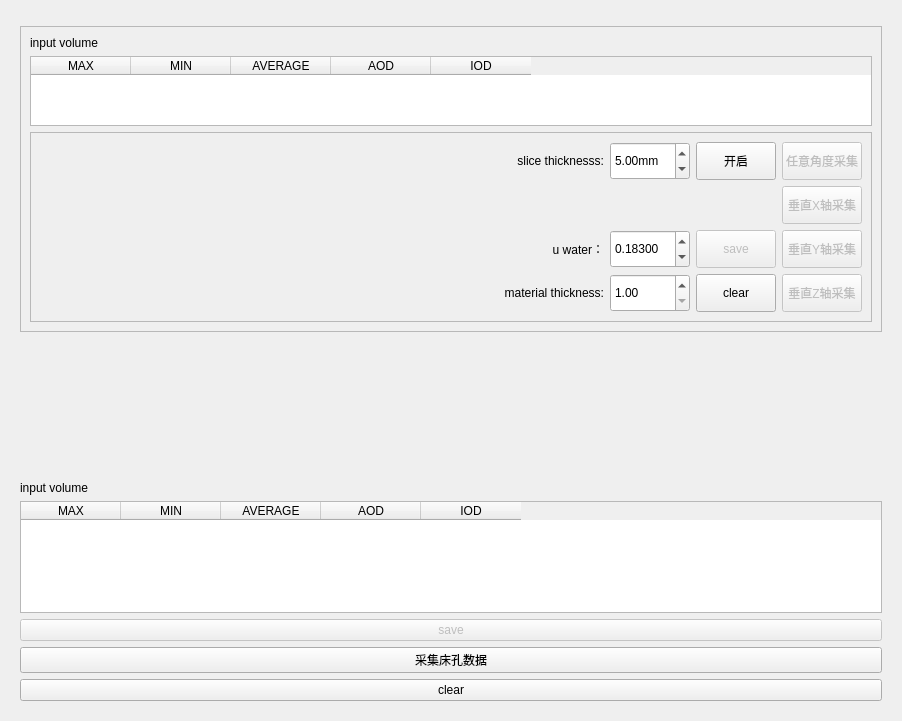
This is Calculus/Resources/UI/qSlicerCalculusModuleWidget.ui in qimo601/exStone as Qt 5 draws it before an edit. The edited form follows.
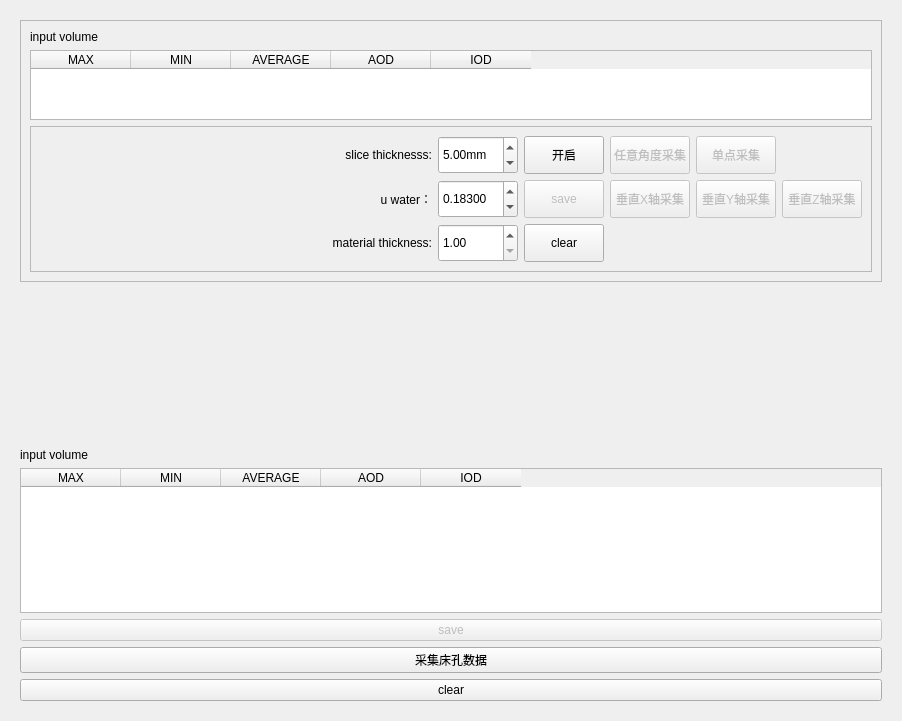
This is the edited form. Custom widgets are drawn as their Qt base class.

What changed in the file:
```diff
--- a/Calculus/Resources/UI/qSlicerCalculusModuleWidget.ui
+++ b/Calculus/Resources/UI/qSlicerCalculusModuleWidget.ui
@@ -19,10 +19,7 @@
      <property name="text" stdset="0">
       <string>Stone Data</string>
      </property>
-     <layout class="QVBoxLayout" name="verticalLayout_3" stretch="0,5">
-      <item>
-       <widget class="qSlicerCalculusFooBarWidget" name="FooBar" native="true"/>
-      </item>
+     <layout class="QVBoxLayout" name="verticalLayout_3" stretch="5">
       <item>
        <widget class="QFrame" name="comboxFrame">
         <property name="frameShape">
@@ -105,8 +102,71 @@
             <enum>QFrame::Raised</enum>
            </property>
            <layout class="QGridLayout" name="gridLayout">
-            <item row="0" column="6">
-             <widget class="QPushButton" name="acqStoneBtn">
+            <item row="3" column="3">
+             <widget class="QDoubleSpinBox" name="uWaterSpinBox">
+              <property name="minimumSize">
+               <size>
+                <width>80</width>
+                <height>38</height>
+               </size>
+              </property>
+              <property name="maximumSize">
+               <size>
+                <width>50</width>
+                <height>16777215</height>
+               </size>
+              </property>
+              <property name="decimals">
+               <number>5</number>
+              </property>
+              <property name="value">
+               <double>0.183000000000000</double>
+              </property>
+             </widget>
+            </item>
+            <item row="4" column="3">
+             <widget class="QDoubleSpinBox" name="materialThickSpinBox">
+              <property name="minimumSize">
+               <size>
+                <width>80</width>
+                <height>38</height>
+               </size>
+              </property>
+              <property name="maximumSize">
+               <size>
+                <width>50</width>
+                <height>16777215</height>
+               </size>
+              </property>
+              <property name="minimum">
+               <double>1.000000000000000</double>
+              </property>
+              <property name="maximum">
+               <double>20.000000000000000</double>
+              </property>
+             </widget>
+            </item>
+            <item row="4" column="6">
+             <widget class="QPushButton" name="clearButton_2">
+              <property name="minimumSize">
+               <size>
+                <width>80</width>
+                <height>38</height>
+               </size>
+              </property>
+              <property name="maximumSize">
+               <size>
+                <width>80</width>
+                <height>16777215</height>
+               </size>
+              </property>
+              <property name="text">
+               <string>clear</string>
+              </property>
+             </widget>
+            </item>
+            <item row="3" column="6">
+             <widget class="QPushButton" name="saveButton_2">
               <property name="enabled">
                <bool>false</bool>
               </property>
@@ -123,11 +183,11 @@
                </size>
               </property>
               <property name="text">
-               <string>任意角度采集</string>
+               <string>save</string>
               </property>
              </widget>
             </item>
-            <item row="0" column="2">
+            <item row="1" column="3">
              <widget class="QDoubleSpinBox" name="sliceThickSpinBox">
               <property name="minimumSize">
                <size>
@@ -155,13 +215,54 @@
               </property>
              </widget>
             </item>
-            <item row="3" column="6">
-             <widget class="QPushButton" name="y_verticalAcqStoneBtn">
+            <item row="1" column="6">
+             <widget class="QPushButton" name="openBtn">
               <property name="enabled">
+               <bool>true</bool>
+              </property>
+              <property name="minimumSize">
+               <size>
+                <width>80</width>
+                <height>38</height>
+               </size>
+              </property>
+              <property name="maximumSize">
+               <size>
+                <width>80</width>
+                <height>16777215</height>
+               </size>
+              </property>
+              <property name="text">
+               <string>开启</string>
+              </property>
+              <property name="flat">
                <bool>false</bool>
               </property>
+             </widget>
+            </item>
+            <item row="4" column="2">
+             <widget class="QLabel" name="label_6">
               <property name="minimumSize">
                <size>
+                <width>100</width>
+                <height>38</height>
+               </size>
+              </property>
+              <property name="text">
+               <string>material thickness:</string>
+              </property>
+              <property name="alignment">
+               <set>Qt::AlignRight|Qt::AlignTrailing|Qt::AlignVCenter</set>
+              </property>
+             </widget>
+            </item>
+            <item row="3" column="7">
+             <widget class="QPushButton" name="x_verticalAcqStoneBtn">
+              <property name="enabled">
+               <bool>false</bool>
+              </property>
+              <property name="minimumSize">
+               <size>
                 <width>80</width>
                 <height>38</height>
                </size>
@@ -173,11 +274,11 @@
                </size>
               </property>
               <property name="text">
-               <string>垂直Y轴采集</string>
+               <string>垂直X轴采集</string>
               </property>
              </widget>
             </item>
-            <item row="3" column="1">
+            <item row="3" column="2">
              <widget class="QLabel" name="label_5">
               <property name="minimumSize">
                <size>
@@ -193,7 +294,7 @@
               </property>
              </widget>
             </item>
-            <item row="0" column="1">
+            <item row="1" column="2">
              <widget class="QLabel" name="label_4">
               <property name="minimumSize">
                <size>
@@ -212,7 +313,73 @@
               </property>
              </widget>
             </item>
-            <item row="4" column="6">
+            <item row="3" column="8">
+             <widget class="QPushButton" name="y_verticalAcqStoneBtn">
+              <property name="enabled">
+               <bool>false</bool>
+              </property>
+              <property name="minimumSize">
+               <size>
+                <width>80</width>
+                <height>38</height>
+               </size>
+              </property>
+              <property name="maximumSize">
+               <size>
+                <width>80</width>
+                <height>16777215</height>
+               </size>
+              </property>
+              <property name="text">
+               <string>垂直Y轴采集</string>
+              </property>
+             </widget>
+            </item>
+            <item row="1" column="7">
+             <widget class="QPushButton" name="acqStoneBtn">
+              <property name="enabled">
+               <bool>false</bool>
+              </property>
+              <property name="minimumSize">
+               <size>
+                <width>80</width>
+                <height>38</height>
+               </size>
+              </property>
+              <property name="maximumSize">
+               <size>
+                <width>80</width>
+                <height>16777215</height>
+               </size>
+              </property>
+              <property name="text">
+               <string>任意角度采集</string>
+              </property>
+             </widget>
+            </item>
+            <item row="1" column="8">
+             <widget class="QPushButton" name="singleAcqStoneBtn">
+              <property name="enabled">
+               <bool>false</bool>
+              </property>
+              <property name="minimumSize">
+               <size>
+                <width>80</width>
+                <height>38</height>
+               </size>
+              </property>
+              <property name="maximumSize">
+               <size>
+                <width>80</width>
+                <height>16777215</height>
+               </size>
+              </property>
+              <property name="text">
+               <string>单点采集</string>
+              </property>
+             </widget>
+            </item>
+            <item row="3" column="9">
              <widget class="QPushButton" name="z_verticalAcqStoneBtn">
               <property name="enabled">
                <bool>false</bool>
@@ -234,154 +401,6 @@
               </property>
              </widget>
             </item>
-            <item row="0" column="5">
-             <widget class="QPushButton" name="openBtn">
-              <property name="enabled">
-               <bool>true</bool>
-              </property>
-              <property name="minimumSize">
-               <size>
-                <width>80</width>
-                <height>38</height>
-               </size>
-              </property>
-              <property name="maximumSize">
-               <size>
-                <width>80</width>
-                <height>16777215</height>
-               </size>
-              </property>
-              <property name="text">
-               <string>开启</string>
-              </property>
-              <property name="flat">
-               <bool>false</bool>
-              </property>
-             </widget>
-            </item>
-            <item row="3" column="2">
-             <widget class="QDoubleSpinBox" name="uWaterSpinBox">
-              <property name="minimumSize">
-               <size>
-                <width>80</width>
-                <height>38</height>
-               </size>
-              </property>
-              <property name="maximumSize">
-               <size>
-                <width>50</width>
-                <height>16777215</height>
-               </size>
-              </property>
-              <property name="decimals">
-               <number>5</number>
-              </property>
-              <property name="value">
-               <double>0.183000000000000</double>
-              </property>
-             </widget>
-            </item>
-            <item row="4" column="2">
-             <widget class="QDoubleSpinBox" name="materialThickSpinBox">
-              <property name="minimumSize">
-               <size>
-                <width>80</width>
-                <height>38</height>
-               </size>
-              </property>
-              <property name="maximumSize">
-               <size>
-                <width>50</width>
-                <height>16777215</height>
-               </size>
-              </property>
-              <property name="minimum">
-               <double>1.000000000000000</double>
-              </property>
-              <property name="maximum">
-               <double>20.000000000000000</double>
-              </property>
-             </widget>
-            </item>
-            <item row="1" column="6">
-             <widget class="QPushButton" name="x_verticalAcqStoneBtn">
-              <property name="enabled">
-               <bool>false</bool>
-              </property>
-              <property name="minimumSize">
-               <size>
-                <width>80</width>
-                <height>38</height>
-               </size>
-              </property>
-              <property name="maximumSize">
-               <size>
-                <width>80</width>
-                <height>16777215</height>
-               </size>
-              </property>
-              <property name="text">
-               <string>垂直X轴采集</string>
-              </property>
-             </widget>
-            </item>
-            <item row="4" column="1">
-             <widget class="QLabel" name="label_6">
-              <property name="minimumSize">
-               <size>
-                <width>100</width>
-                <height>38</height>
-               </size>
-              </property>
-              <property name="text">
-               <string>material thickness:</string>
-              </property>
-              <property name="alignment">
-               <set>Qt::AlignRight|Qt::AlignTrailing|Qt::AlignVCenter</set>
-              </property>
-             </widget>
-            </item>
-            <item row="4" column="5">
-             <widget class="QPushButton" name="clearButton_2">
-              <property name="minimumSize">
-               <size>
-                <width>80</width>
-                <height>38</height>
-               </size>
-              </property>
-              <property name="maximumSize">
-               <size>
-                <width>80</width>
-                <height>16777215</height>
-               </size>
-              </property>
-              <property name="text">
-               <string>clear</string>
-              </property>
-             </widget>
-            </item>
-            <item row="3" column="5">
-             <widget class="QPushButton" name="saveButton_2">
-              <property name="enabled">
-               <bool>false</bool>
-              </property>
-              <property name="minimumSize">
-               <size>
-                <width>80</width>
-                <height>38</height>
-               </size>
-              </property>
-              <property name="maximumSize">
-               <size>
-                <width>80</width>
-                <height>16777215</height>
-               </size>
-              </property>
-              <property name="text">
-               <string>save</string>
-              </property>
-             </widget>
-            </item>
            </layout>
           </widget>
          </item>
@@ -531,12 +550,6 @@
    <header>qSlicerWidget.h</header>
    <container>1</container>
   </customwidget>
-  <customwidget>
-   <class>qSlicerCalculusFooBarWidget</class>
-   <extends>QWidget</extends>
-   <header>qSlicerCalculusFooBarWidget.h</header>
-   <container>1</container>
-  </customwidget>
   <customwidget>
    <class>qSlicerCalculusReformatWidget</class>
    <extends>QWidget</extends>
```
